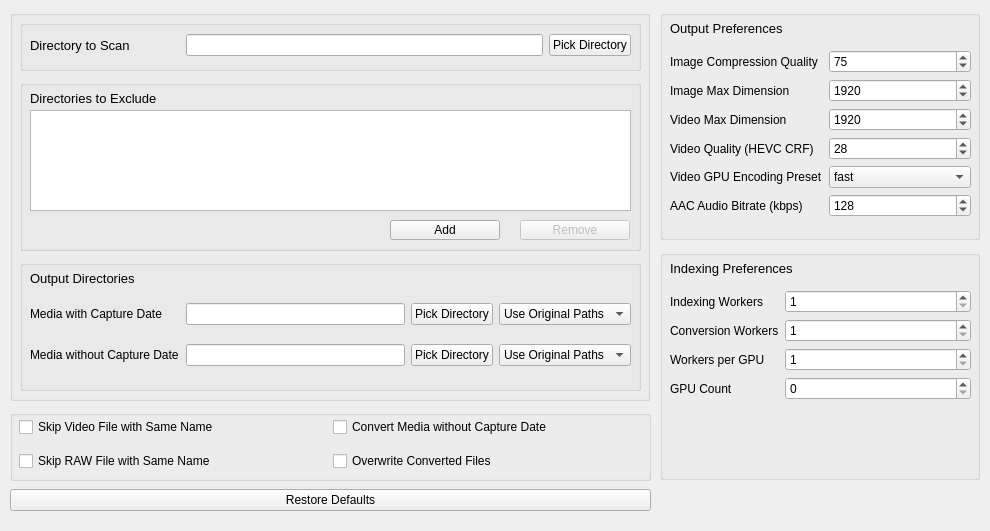
sabaatworld/batch-media-compressor, file assets/mainwindow.ui: the form before one commit.
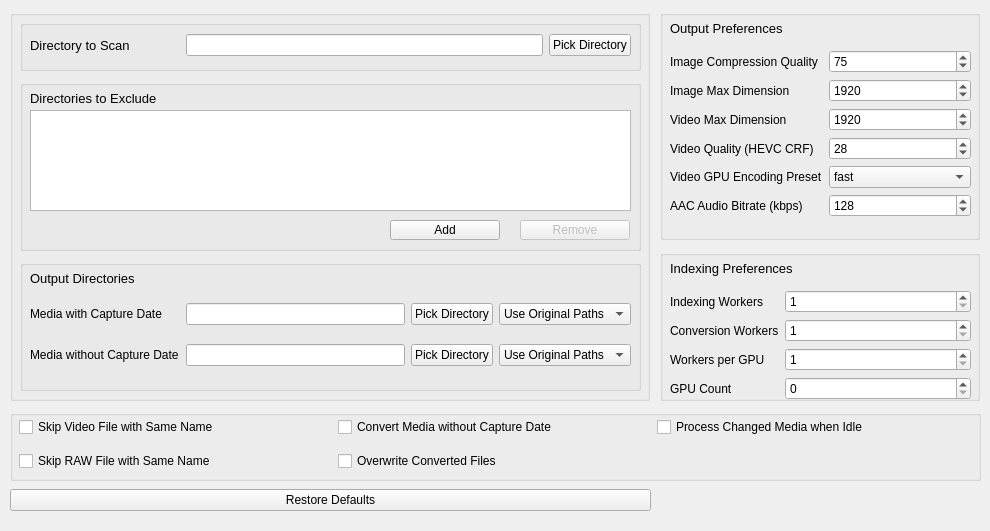
The form after the commit.

Commit message: Added setting for automatic conversion of changed media

What changed in the file:
```diff
--- a/assets/mainwindow.ui
+++ b/assets/mainwindow.ui
@@ -547,7 +547,7 @@
       <x>660</x>
       <y>250</y>
       <width>320</width>
-      <height>230</height>
+      <height>151</height>
      </rect>
     </property>
     <property name="styleSheet">
@@ -562,7 +562,7 @@
        <x>10</x>
        <y>40</y>
        <width>301</width>
-       <height>191</height>
+       <height>111</height>
       </rect>
      </property>
      <layout class="QFormLayout" name="formLayout_4">
@@ -690,7 +690,7 @@
      <rect>
       <x>10</x>
       <y>410</y>
-      <width>641</width>
+      <width>971</width>
       <height>71</height>
      </rect>
     </property>
@@ -702,7 +702,7 @@
       <rect>
        <x>9</x>
        <y>-1</y>
-       <width>621</width>
+       <width>951</width>
        <height>71</height>
       </rect>
      </property>
@@ -714,6 +714,13 @@
         </property>
        </widget>
       </item>
+      <item row="1" column="1">
+       <widget class="QCheckBox" name="chkOverwriteFiles">
+        <property name="text">
+         <string>Overwrite Converted Files</string>
+        </property>
+       </widget>
+      </item>
       <item row="0" column="0">
        <widget class="QCheckBox" name="chkSkipSameNameVideo">
         <property name="text">
@@ -728,10 +735,10 @@
         </property>
        </widget>
       </item>
-      <item row="1" column="1">
-       <widget class="QCheckBox" name="chkOverwriteFiles">
+      <item row="0" column="2">
+       <widget class="QCheckBox" name="chkProcessChanged">
         <property name="text">
-         <string>Overwrite Converted Files</string>
+         <string>Process Changed Media when Idle</string>
         </property>
        </widget>
       </item>
```
The commit also changes 8 other files.
